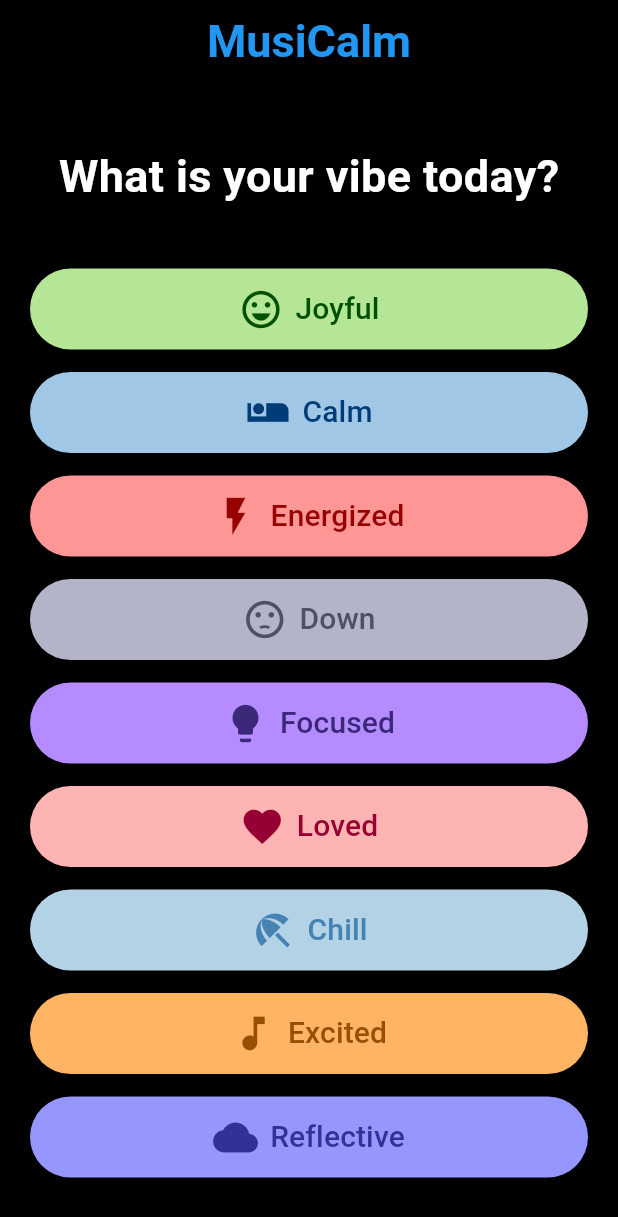
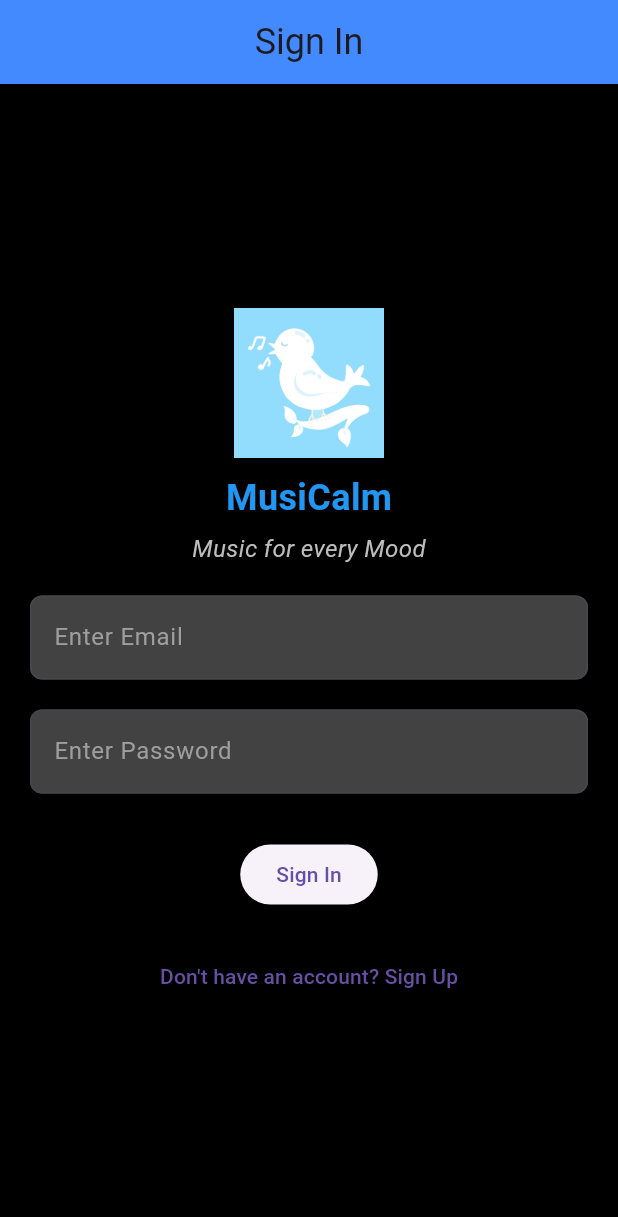
Before and after one commit to NamraAjmal/MusiCalm, a Flutter app: the screen it shows after launch, on a phone screen of 412 x 824 dp. Shown: the top 1217 px of the screen. Run offline on Flutter 3.47's test engine with Material 3 defaults, Android fonts, the light colour scheme and no system bars; our stand-ins replace supabase_flutter; accounts and stored records are empty.

Commit message:
Add signIn/signUp

```diff
--- a/music_app/lib/main.dart
+++ b/music_app/lib/main.dart
@@ -1,8 +1,17 @@
 import 'package:flutter/material.dart';
+import 'package:supabase_flutter/supabase_flutter.dart';
 import 'package:music_app/screens/splash_screen.dart';
+import 'package:music_app/screens/signin_page.dart';
+import 'package:music_app/screens/home_screen.dart';
+import 'package:music_app/screens/signup_page.dart';
 
-void main() {
+void main() async {
   WidgetsFlutterBinding.ensureInitialized();
+  await Supabase.initialize(
+    url: 'https://ipfibcsgwqesmyypjppe.supabase.co',
+    anonKey:
+        'eyJhbGciOiJIUzI1NiIsInR5cCI6IkpXVCJ9.eyJpc3MiOiJzdXBhYmFzZSIsInJlZiI6ImlwZmliY3Nnd3Flc215eXBqcHBlIiwicm9sZSI6ImFub24iLCJpYXQiOjE3MzUxNjA1MzksImV4cCI6MjA1MDczNjUzOX0.jgtdh9zFha8YbcF601aItJ6cl34XuFR57RRCAoEnR1I',
+  );
   runApp(MyApp());
 }
 
@@ -14,9 +23,13 @@ class MyApp extends StatelessWidget {
       title: 'MusiCalm',
       theme: ThemeData(
         primarySwatch: Colors.blue,
-        visualDensity: VisualDensity.adaptivePlatformDensity,
       ),
       home: SplashScreen(),
+      routes: {
+        '/signIn': (context) => SignInPage(),
+        '/signUp': (context) => SignUpPage(),
+        '/home': (context) => HomeScreen(),
+      },
     );
   }
 }
--- a/music_app/lib/screens/home_screen.dart
+++ b/music_app/lib/screens/home_screen.dart
@@ -23,7 +23,7 @@ class HomeScreen extends StatelessWidget {
         child: Column(
           mainAxisAlignment: MainAxisAlignment.center,
           children: [
-            SizedBox(height: 20), // Space between logo and text
+            SizedBox(height: 20),
             Text(
               'What is your vibe today?',
               style: TextStyle(
@@ -32,7 +32,7 @@ class HomeScreen extends StatelessWidget {
                 color: Colors.white,
               ),
             ),
-            SizedBox(height: 40), // Add some spacing below the text
+            SizedBox(height: 40),
             Expanded(
               child: ListView(
                 children: [
--- a/music_app/lib/screens/mood_button.dart
+++ b/music_app/lib/screens/mood_button.dart
@@ -1,5 +1,5 @@
 import 'package:flutter/material.dart';
-import 'song_recommendation_page.dart'; // Import the page for navigation
+import 'song_recommendation_page.dart';
 
 class MoodButton extends StatelessWidget {
   final String mood;
@@ -18,11 +18,13 @@ class MoodButton extends StatelessWidget {
   Widget build(BuildContext context) {
     return ElevatedButton.icon(
       onPressed: () {
-        // Navigate to the SongRecommendationPage and pass the mood
         Navigator.push(
           context,
           MaterialPageRoute(
-            builder: (context) => SongRecommendationPage(mood: mood),
+            builder: (context) => SongRecommendationPage(
+              mood: mood,
+              moodColor: color,
+            ),
           ),
         );
       },
--- /dev/null
+++ b/music_app/lib/screens/signin_page.dart
@@ -0,0 +1,108 @@
+import 'package:flutter/material.dart';
+import 'package:supabase_flutter/supabase_flutter.dart';
+
+class SignInPage extends StatelessWidget {
+  final TextEditingController emailController = TextEditingController();
+  final TextEditingController passwordController = TextEditingController();
+
+  @override
+  Widget build(BuildContext context) {
+    return Scaffold(
+      backgroundColor: Colors.black,
+      appBar: AppBar(
+        centerTitle: true,
+        title: Text('Sign In', style: TextStyle(fontSize: 24)),
+        backgroundColor: Colors.blueAccent,
+      ),
+      body: Center(
+        child: Padding(
+          padding: const EdgeInsets.all(20.0),
+          child: SingleChildScrollView(
+            child: Column(
+              children: <Widget>[
+                Image.asset(
+                  'assets/logo.jpg',
+                  width: 100,
+                  height: 100,
+                  errorBuilder: (context, error, stackTrace) =>
+                      Icon(Icons.error, size: 100, color: Colors.red),
+                ),
+                SizedBox(height: 10),
+                Text(
+                  'MusiCalm',
+                  style: TextStyle(
+                      fontSize: 24,
+                      fontWeight: FontWeight.bold,
+                      color: Colors.blue),
+                ),
+                SizedBox(height: 5),
+                Text(
+                  'Music for every Mood',
+                  style: TextStyle(
+                      fontSize: 16,
+                      fontStyle: FontStyle.italic,
+                      color: Colors.grey[400]),
+                ),
+                SizedBox(height: 20),
+                _buildTextField(emailController, 'Enter Email', false),
+                SizedBox(height: 20),
+                _buildTextField(passwordController, 'Enter Password', true),
+                SizedBox(height: 30),
+                ElevatedButton(
+                  onPressed: () async {
+                    try {
+                      final response = await Supabase.instance.client.auth
+                          .signInWithPassword(
+                        email: emailController.text.trim(),
+                        password: passwordController.text.trim(),
+                      );
+
+                      if (response.user != null) {
+                        ScaffoldMessenger.of(context).showSnackBar(
+                          SnackBar(content: Text('Sign in successful!')),
+                        );
+                        Navigator.pushReplacementNamed(context, '/home');
+                      } else {
+                        throw 'Sign in failed';
+                      }
+                    } catch (e) {
+                      ScaffoldMessenger.of(context).showSnackBar(
+                        SnackBar(content: Text('Error: $e')),
+                      );
+                    }
+                  },
+                  child: Text('Sign In'),
+                ),
+                SizedBox(height: 20),
+                TextButton(
+                  onPressed: () {
+                    Navigator.pushNamed(context, '/signUp');
+                  },
+                  child: Text('Don\'t have an account? Sign Up'),
+                ),
+              ],
+            ),
+          ),
+        ),
+      ),
+    );
+  }
+
+  Widget _buildTextField(
+      TextEditingController controller, String hintText, bool isPassword) {
+    return TextField(
+      controller: controller,
+      obscureText: isPassword,
+      style: TextStyle(color: Colors.white),
+      decoration: InputDecoration(
+        filled: true,
+        fillColor: Colors.grey[800],
+        hintText: hintText,
+        hintStyle: TextStyle(color: Colors.grey[500]),
+        border: OutlineInputBorder(
+          borderRadius: BorderRadius.circular(8),
+        ),
+      ),
+    );
+  }
+}
--- a/music_app/pubspec.yaml
+++ b/music_app/pubspec.yaml
@@ -35,6 +35,7 @@ dependencies:
   html: ^0.15.0
   url_launcher: ^6.0.9
   provider: ^6.0.5
+  supabase_flutter: ^1.0.0
 
   # The following adds the Cupertino Icons font to your application.
   # Use with the CupertinoIcons class for iOS style icons.
@@ -60,7 +61,6 @@ flutter:
   # included with your application, so that you can use the icons in
   # the material Icons class.
   uses-material-design: true
-
   # To add assets to your application, add an assets section, like this:
   assets:
     - assets/logo.jpg
```
Also changed, not shown: music_app/lib/screens/signup_page.dart (added, +121 -0 lines), music_app/lib/screens/song_recommendation_page.dart (+74 -18 lines), music_app/lib/screens/splash_screen.dart (+14 -7 lines), music_app/pubspec.lock, 5 other files.
